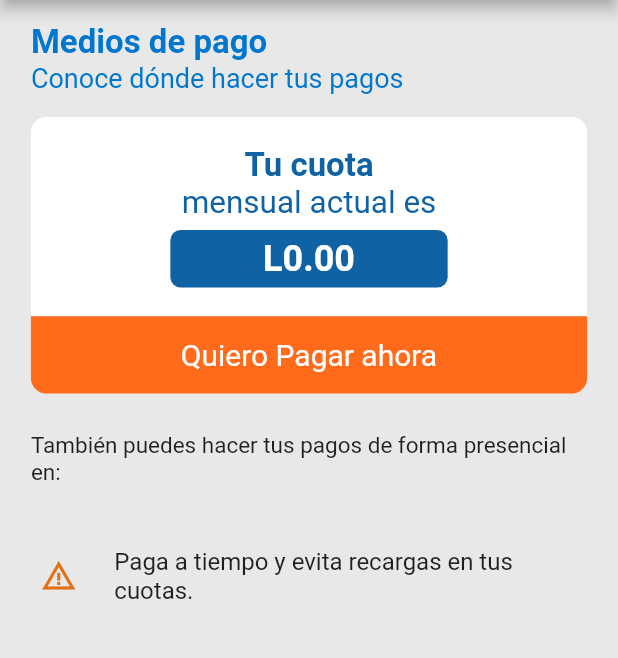
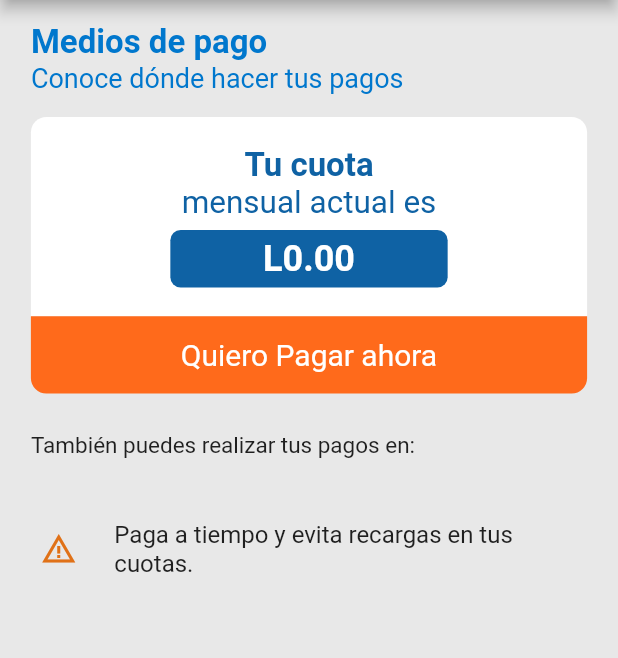
Before and after one commit to alvarohurtadobo/bankcredit, a Flutter app: the PaymentMethodsPage screen opened by its route, on a phone screen of 412 x 824 dp, the part 95-753 px from its top. Run offline on Flutter 3.47's test engine with Material 2 defaults, Android fonts, the phone set to English and light mode, and no system bars; our stand-ins replace image_picker, local_auth, open_file, shared_preferences, youtube_player_flutter; accounts and stored records are empty; network calls fail.

Commit message:
cambio de texto screen paymentMethods

```diff
--- a/lib/bank/ui/paymentMethods.dart
+++ b/lib/bank/ui/paymentMethods.dart
@@ -110,7 +110,7 @@ class _PaymentMethodsPageState extends State<PaymentMethodsPage> {
             SizedBox(
               height: 5 * Sizes.boxSeparation,
             ),
-            const Text("También puedes hacer tus pagos de forma presencial en:",
+            const Text("También puedes realizar tus pagos en: ",
                 style: TextStyle(fontSize: 15)),
             SizedBox(
               height: 5 * Sizes.boxSeparation,
```
